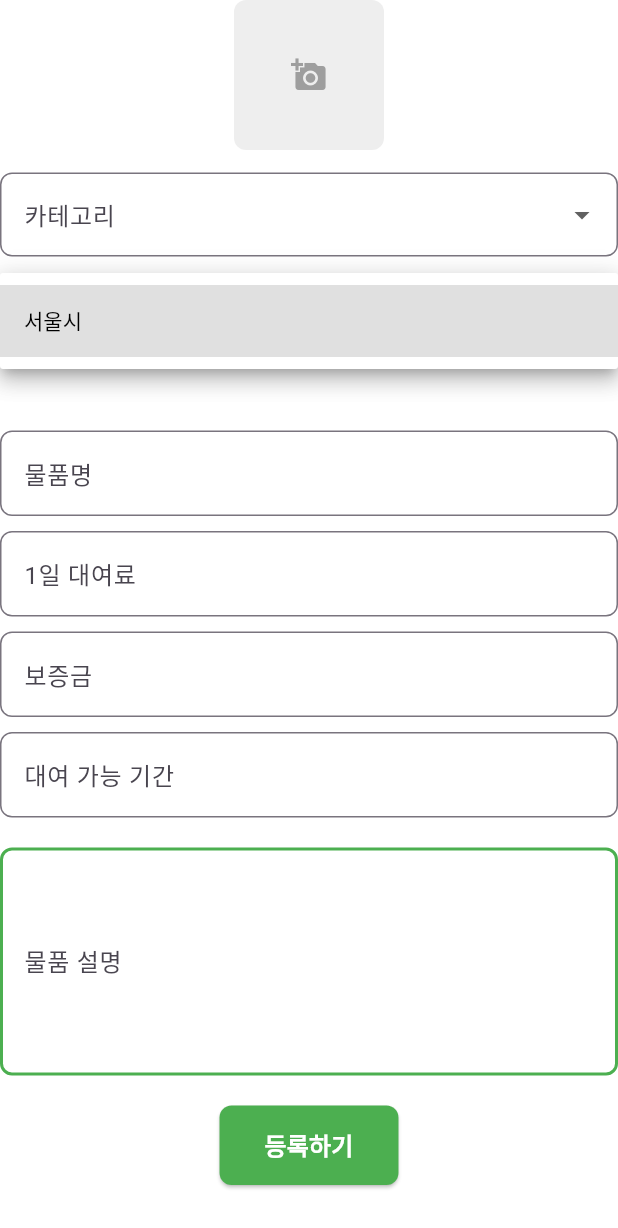
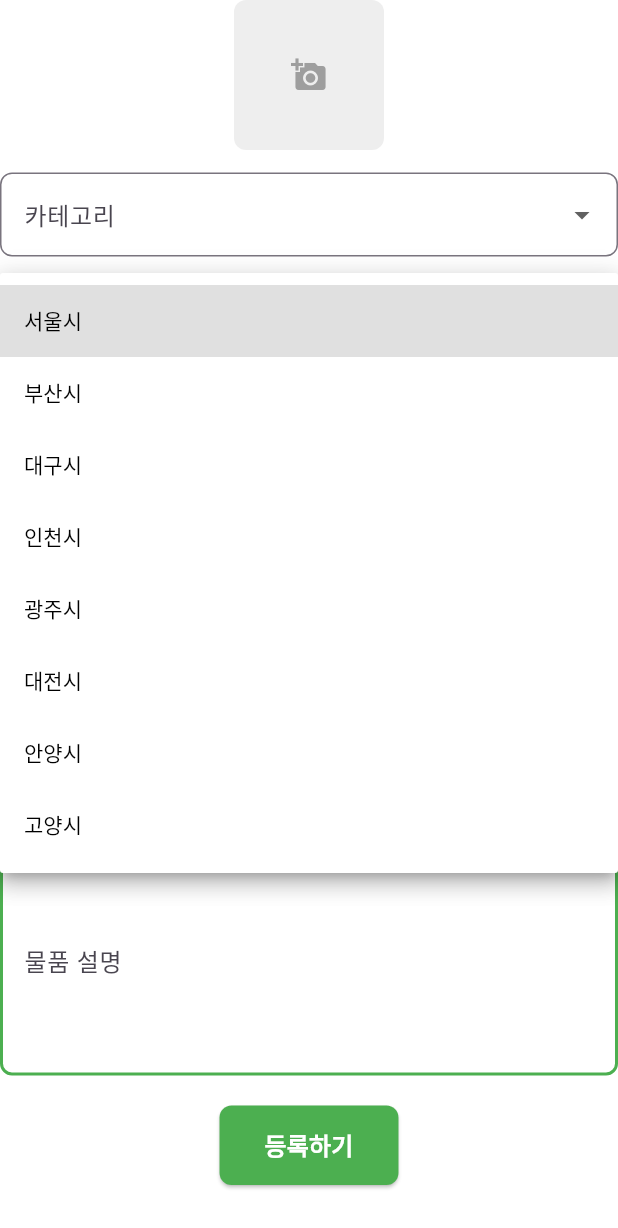
Before and after one commit to FlySamryong/Meodeun_Daeyeo_frontend, a Flutter app: the FormContentWidget widget shown alone on an empty page, opened directly with empty values, after a tap on "시/도", on a phone screen of 412 x 824 dp. Shown: the top 1228 px of the screen. Run offline on Flutter 3.47's test engine with Material 3 defaults, Android fonts, the light colour scheme and no system bars; our stand-ins replace responsive_builder, shared_preferences; missing offline and left inert: dart:html, kakao_flutter_sdk, stomp_dart_client; accounts and stored records are empty.

Commit message:
:recycle: [Refactor] 거주지 입력값 추가

```diff
--- a/lib/ui/home/filter.dart
+++ b/lib/ui/home/filter.dart
@@ -27,13 +27,97 @@ class FilterWidget extends StatefulWidget {
 }
 
 class _FilterWidgetState extends State<FilterWidget> {
-  /// 카테고리 및 위치 데이터를 FilterWidget 내부에서 직접 정의
-  final List<String> _categories = ["전자제품", "의류", "도서"];
+  final List<String> _categories = [
+    "전자제품",
+    "의류",
+    "도서",
+    "생활용품",
+    "가구",
+    "스포츠",
+    "미용"
+  ];
   final Map<String, Map<String, List<String>>> _locations = {
     "서울시": {
-      "강남구": ["역삼동", "청담동"],
+      "강남구": ["역삼동", "청담동", "삼성동"],
+      "서초구": ["서초동", "방배동", "반포동"],
+      "송파구": ["잠실동", "문정동", "가락동"]
+    },
+    "부산시": {
+      "해운대구": ["우동", "재송동", "좌동"],
+      "부산진구": ["부암동", "전포동", "당감동"],
+      "사하구": ["하단동", "구평동", "다대동"]
+    },
+    "대구시": {
+      "수성구": ["범어동", "지산동", "파동"],
+      "달서구": ["월성동", "용산동", "상인동"],
+      "중구": ["동인동", "대봉동", "남산동"]
+    },
+    "인천시": {
+      "남동구": ["구월동", "만수동", "서창동"],
+      "연수구": ["송도동", "연수동", "동춘동"],
+      "부평구": ["부평동", "산곡동", "삼산동"]
+    },
+    "광주시": {
+      "북구": ["문흥동", "운암동", "용봉동"],
+      "남구": ["봉선동", "진월동", "주월동"],
+      "서구": ["화정동", "치평동", "금호동"]
+    },
+    "대전시": {
+      "유성구": ["봉명동", "노은동", "지족동"],
+      "서구": ["둔산동", "갈마동", "월평동"],
+      "중구": ["대흥동", "태평동", "문화동"]
+    },
+    "안양시": {
+      "동안구": ["평촌동", "호계동", "범계동"],
+      "만안구": ["안양동", "석수동", "박달동"]
+    },
+    "고양시": {
+      "일산동구": ["백석동", "마두동", "장항동"],
+      "덕양구": ["화정동", "행신동", "주교동"],
+      "일산서구": ["탄현동", "대화동", "주엽동"]
     },
   };
+
+  late String _currentCategory;
+  late String _currentCity;
+  late String _currentDistrict;
+  late String _currentDong;
+
+  @override
+  void initState() {
+    super.initState();
+    _currentCategory = widget.selectedCategory;
+    _currentCity = widget.selectedCity;
+    _currentDistrict = widget.selectedDistrict;
+    _currentDong = widget.selectedDong;
+  }
+
+  void _onCityChanged(String newCity) {
+    setState(() {
+      _currentCity = newCity;
+      _currentDistrict = _locations[newCity]?.keys.first ?? '';
+      _currentDong = _locations[newCity]?[_currentDistrict]?.first ?? ''; // 초기화
+    });
+    widget.onCityChanged(newCity);
+    widget.onDistrictChanged(_currentDistrict);
+    widget.onDongChanged(_currentDong);
+  }
+
+  void _onDistrictChanged(String newDistrict) {
+    setState(() {
+      _currentDistrict = newDistrict;
+      _currentDong = _locations[_currentCity]?[newDistrict]?.first ?? ''; // 초기화
+    });
+    widget.onDistrictChanged(newDistrict);
+    widget.onDongChanged(_currentDong);
+  }
+
+  void _onDongChanged(String newDong) {
+    setState(() {
+      _currentDong = newDong;
+    });
+    widget.onDongChanged(newDong);
+  }
 
   @override
   Widget build(BuildContext context) {
@@ -43,50 +127,54 @@ class _FilterWidgetState extends State<FilterWidget> {
         mainAxisAlignment: MainAxisAlignment.end,
         children: [
           _buildDropdownButton(
-            value: widget.selectedCategory,
+            value: _currentCategory,
             items: _categories,
-            onChanged: widget.onCategoryChanged,
+            onChanged: (newValue) {
+              setState(() {
+                _currentCategory = newValue;
+              });
+              widget.onCategoryChanged(newValue);
+            },
           ),
           const SizedBox(width: 8),
           _buildDropdownButton(
-            value: widget.selectedCity,
+            value: _currentCity,
             items: _locations.keys.toList(),
-            onChanged: widget.onCityChanged,
+            onChanged: _onCityChanged,
           ),
           const SizedBox(width: 8),
           _buildDropdownButton(
-            value: widget.selectedDistrict,
-            items: _locations[widget.selectedCity]?.keys.toList() ?? [],
-            onChanged: widget.onDistrictChanged,
+            value: _currentDistrict,
+            items: _locations[_currentCity]?.keys.toList() ?? [],
+            onChanged: _onDistrictChanged,
           ),
           const SizedBox(width: 8),
           _buildDropdownButton(
-            value: widget.selectedDong,
-            items:
-                _locations[widget.selectedCity]?[widget.selectedDistrict] ?? [],
-            onChanged: widget.onDongChanged,
+            value: _currentDong,
+            items: _locations[_currentCity]?[_currentDistrict] ?? [],
+            onChanged: _onDongChanged,
           ),
         ],
       ),
     );
   }
 
-  /// 공통적인 DropdownButton 생성 함수
   Widget _buildDropdownButton({
     required String value,
     required List<String> items,
     required ValueChanged<String> onChanged,
   }) {
     return DropdownButton<String>(
-      value: value,
+      value: items.contains(value) ? value : items.first,
       items: items
+          .toSet()
           .map((item) => DropdownMenuItem(
                 value: item,
                 child: Text(item),
               ))
           .toList(),
       onChanged: (newValue) {
-        if (newValue != null) {
+        if (newValue != null && items.contains(newValue)) {
           onChanged(newValue);
         }
       },
--- a/lib/ui/item/register/form_content.dart
+++ b/lib/ui/item/register/form_content.dart
@@ -30,11 +30,55 @@ class _FormContentWidgetState extends State<FormContentWidget> {
   String? _selectedNeighborhood;
 
   final List<Uint8List> _imageFiles = [];
-  final List<String> _categories = ["전자제품", "의류", "도서"];
+  final List<String> _categories = [
+    "전자제품",
+    "의류",
+    "도서",
+    "생활용품",
+    "가구",
+    "스포츠",
+    "미용"
+  ];
 
   final Map<String, Map<String, List<String>>> _locations = {
     "서울시": {
-      "강남구": ["역삼동", "청담동"],
+      "강남구": ["역삼동", "청담동", "삼성동"],
+      "서초구": ["서초동", "방배동", "반포동"],
+      "송파구": ["잠실동", "문정동", "가락동"]
+    },
+    "부산시": {
+      "해운대구": ["우동", "재송동", "좌동"],
+      "부산진구": ["부암동", "전포동", "당감동"],
+      "사하구": ["하단동", "구평동", "다대동"]
+    },
+    "대구시": {
+      "수성구": ["범어동", "지산동", "파동"],
+      "달서구": ["월성동", "용산동", "상인동"],
+      "중구": ["동인동", "대봉동", "남산동"]
+    },
+    "인천시": {
+      "남동구": ["구월동", "만수동", "서창동"],
+      "연수구": ["송도동", "연수동", "동춘동"],
+      "부평구": ["부평동", "산곡동", "삼산동"]
+    },
+    "광주시": {
+      "북구": ["문흥동", "운암동", "용봉동"],
+      "남구": ["봉선동", "진월동", "주월동"],
+      "서구": ["화정동", "치평동", "금호동"]
+    },
+    "대전시": {
+      "유성구": ["봉명동", "노은동", "지족동"],
+      "서구": ["둔산동", "갈마동", "월평동"],
+      "중구": ["대흥동", "태평동", "문화동"]
+    },
+    "안양시": {
+      "동안구": ["평촌동", "호계동", "범계동"],
+      "만안구": ["안양동", "석수동", "박달동"]
+    },
+    "고양시": {
+      "일산동구": ["백석동", "마두동", "장항동"],
+      "덕양구": ["화정동", "행신동", "주교동"],
+      "일산서구": ["탄현동", "대화동", "주엽동"]
     },
   };
 
--- a/lib/ui/mypage/location_register/location_registeration_dialog.dart
+++ b/lib/ui/mypage/location_register/location_registeration_dialog.dart
@@ -25,17 +25,44 @@ class _LocationRegistrationDialogState
   // 드롭다운 데이터
   final Map<String, Map<String, List<String>>> _locations = {
     "서울시": {
-      "강남구": ["역삼동", "청담동"],
-      "서초구": ["반포동", "잠원동"],
+      "강남구": ["역삼동", "청담동", "삼성동"],
+      "서초구": ["서초동", "방배동", "반포동"],
+      "송파구": ["잠실동", "문정동", "가락동"]
     },
     "부산시": {
-      "해운대구": ["우동", "중동"],
-      "수영구": ["광안동", "남천동"],
+      "해운대구": ["우동", "재송동", "좌동"],
+      "부산진구": ["부암동", "전포동", "당감동"],
+      "사하구": ["하단동", "구평동", "다대동"]
     },
     "대구시": {
-      "달서구": ["이곡동", "신당동"],
-      "북구": ["산격동", "복현동"],
+      "수성구": ["범어동", "지산동", "파동"],
+      "달서구": ["월성동", "용산동", "상인동"],
+      "중구": ["동인동", "대봉동", "남산동"]
     },
+    "인천시": {
+      "남동구": ["구월동", "만수동", "서창동"],
+      "연수구": ["송도동", "연수동", "동춘동"],
+      "부평구": ["부평동", "산곡동", "삼산동"]
+    },
+    "광주시": {
+      "북구": ["문흥동", "운암동", "용봉동"],
+      "남구": ["봉선동", "진월동", "주월동"],
+      "서구": ["화정동", "치평동", "금호동"]
+    },
+    "대전시": {
+      "유성구": ["봉명동", "노은동", "지족동"],
+      "서구": ["둔산동", "갈마동", "월평동"],
+      "중구": ["대흥동", "태평동", "문화동"]
+    },
+    "안양시": {
+      "동안구": ["평촌동", "호계동", "범계동"],
+      "만안구": ["안양동", "석수동", "박달동"]
+    },
+    "고양시": {
+      "일산동구": ["백석동", "마두동", "장항동"],
+      "덕양구": ["화정동", "행신동", "주교동"],
+      "일산서구": ["탄현동", "대화동", "주엽동"]
+    }
   };
 
   String? selectedCity; // 선택된 도시
```
